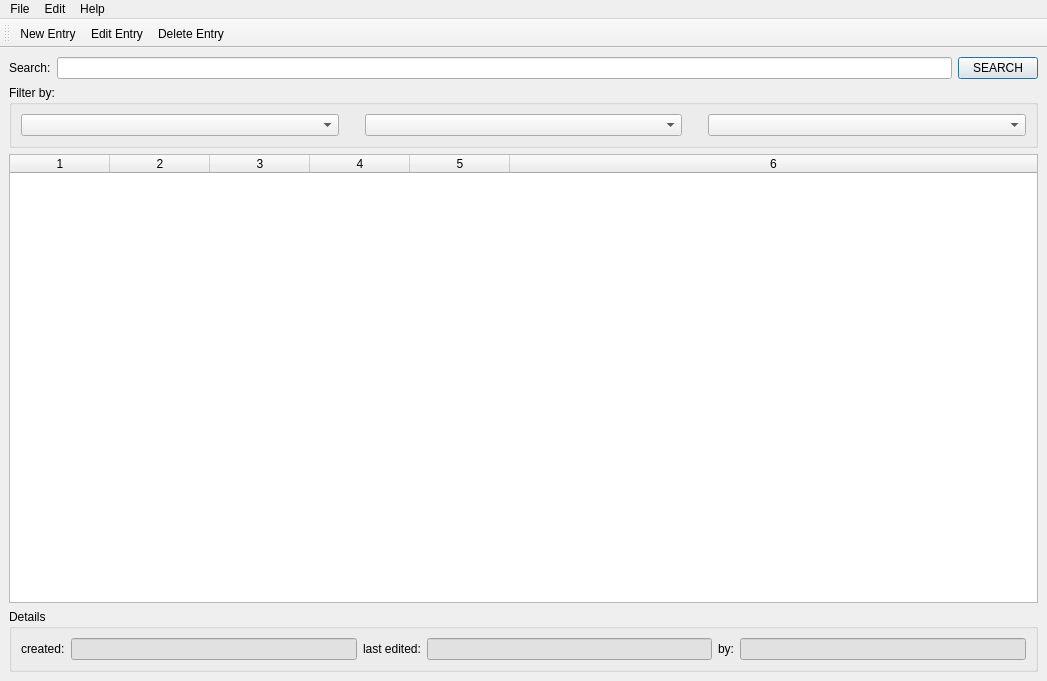
The window that mainwindow.ui (pyphil/schoolLibrarian) describes before a commit, drawn with Qt 5.
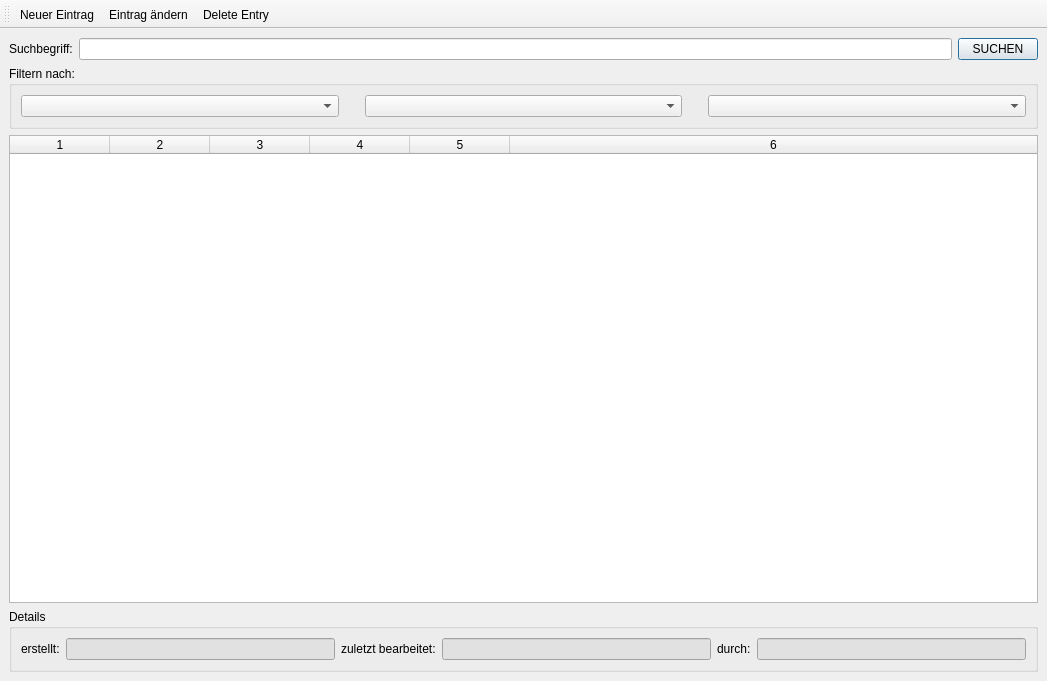
The same window after the commit. Icons and pictures are not drawn.

Commit message: Übersetzung auf Deutsch, Spinbox ohne +-, Menü entfernt

```diff
--- a/mainwindow.ui
+++ b/mainwindow.ui
@@ -34,14 +34,14 @@
       <item row="0" column="0">
        <widget class="QLabel" name="label">
         <property name="text">
-         <string>Search:</string>
+         <string>Suchbegriff:</string>
         </property>
        </widget>
       </item>
       <item row="0" column="2">
        <widget class="QPushButton" name="pushButton">
         <property name="text">
-         <string>SEARCH</string>
+         <string>SUCHEN</string>
         </property>
         <property name="icon">
          <iconset>
@@ -98,7 +98,7 @@
     <item row="1" column="0">
      <widget class="QGroupBox" name="groupBox">
       <property name="title">
-       <string>Filter by:</string>
+       <string>Filtern nach:</string>
       </property>
       <layout class="QGridLayout" name="gridLayout">
        <item row="0" column="1">
@@ -168,14 +168,14 @@
        <item row="0" column="4">
         <widget class="QLabel" name="label_3">
          <property name="text">
-          <string>by:</string>
+          <string>durch:</string>
          </property>
         </widget>
        </item>
        <item row="0" column="2">
         <widget class="QLabel" name="label_5">
          <property name="text">
-          <string>last edited:</string>
+          <string>zuletzt bearbeitet:</string>
          </property>
         </widget>
        </item>
@@ -202,7 +202,7 @@
        <item row="0" column="0">
         <widget class="QLabel" name="label_2">
          <property name="text">
-          <string>created:</string>
+          <string>erstellt:</string>
          </property>
         </widget>
        </item>
@@ -211,36 +211,6 @@
     </item>
    </layout>
   </widget>
-  <widget class="QMenuBar" name="menubar">
-   <property name="geometry">
-    <rect>
-     <x>0</x>
-     <y>0</y>
-     <width>1047</width>
-     <height>22</height>
-    </rect>
-   </property>
-   <widget class="QMenu" name="menuFile">
-    <property name="title">
-     <string>File</string>
-    </property>
-   </widget>
-   <widget class="QMenu" name="menuEdit">
-    <property name="title">
-     <string>Edit</string>
-    </property>
-    <addaction name="actionSettings"/>
-   </widget>
-   <widget class="QMenu" name="menuHelp">
-    <property name="title">
-     <string>Help</string>
-    </property>
-    <addaction name="actionAbout"/>
-   </widget>
-   <addaction name="menuFile"/>
-   <addaction name="menuEdit"/>
-   <addaction name="menuHelp"/>
-  </widget>
   <widget class="QToolBar" name="toolBar">
    <property name="windowTitle">
     <string>toolBar</string>
@@ -264,10 +234,7 @@
      <normaloff>add-circle-fill.svg</normaloff>add-circle-fill.svg</iconset>
    </property>
    <property name="text">
-    <string>New Entry</string>
-   </property>
-   <property name="toolTip">
-    <string>Add a new book</string>
+    <string>Neuer Eintrag</string>
    </property>
   </action>
   <action name="actionEdit_Entry">
@@ -276,10 +243,7 @@
      <normaloff>pencil-fill.svg</normaloff>pencil-fill.svg</iconset>
    </property>
    <property name="text">
-    <string>Edit Entry</string>
-   </property>
-   <property name="toolTip">
-    <string>Edit selected book entry</string>
+    <string>Eintrag ändern</string>
    </property>
   </action>
   <action name="actionSettings">
```
Left out of the diff: 2 changed lines with no effect on the pictures. The commit also changes 4 other files.
